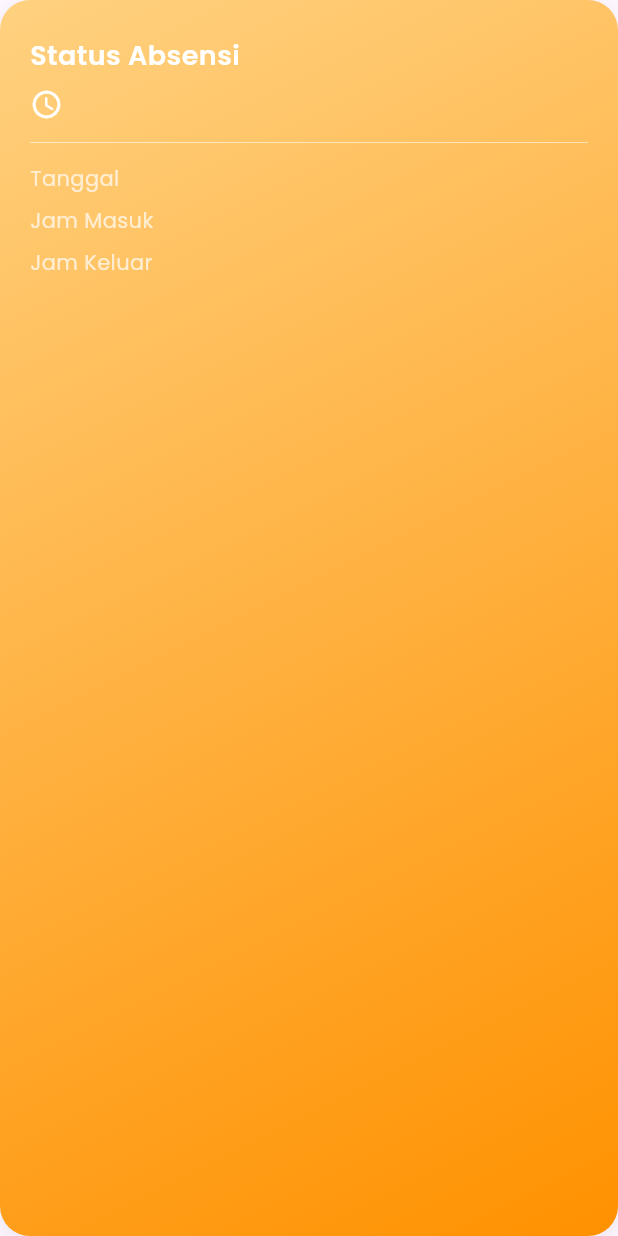
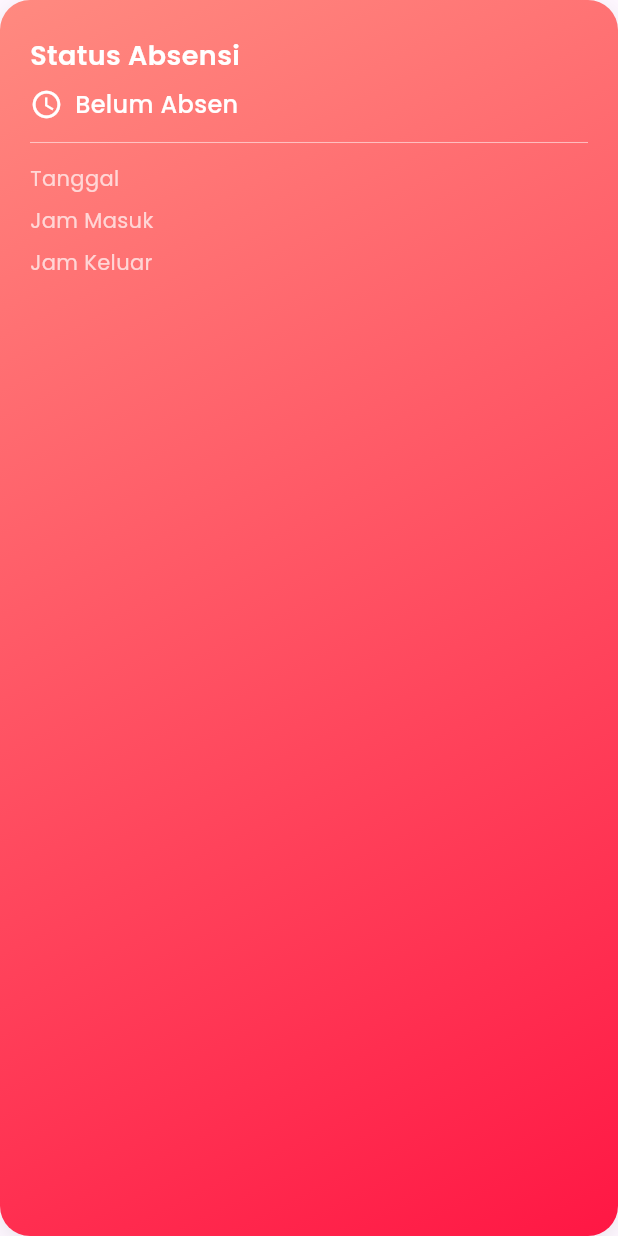
Before and after one commit to insoft-developers/qbsc_saas_flutter, a Flutter app: the AbsensiCard widget shown alone on an empty page, opened directly with empty values, on a phone screen of 412 x 824 dp. Run offline on Flutter 3.47's test engine with Material 3 defaults, Android fonts, the phone set to English and light mode, and no system bars; our stand-ins replace camera, dio, geolocator, get, google_fonts, shared_preferences; missing offline and left inert: google_mlkit_face_detection; accounts and stored records are empty; network calls fail.

Commit message:
absensi kotak

```diff
--- a/lib/app/data/api_endpoint.dart
+++ b/lib/app/data/api_endpoint.dart
@@ -4,6 +4,7 @@ class ApiEndpoint {
   static const String register = "/auth/register";
   static const String verifyFace = '/verify_face';
   static const String absenActive = '/absen_active';
+  static const String locationData = '/location_data';
 
   // User
   static const String profile = "/user/profile";
--- a/lib/app/views/absensi/absensi_card.dart
+++ b/lib/app/views/absensi/absensi_card.dart
@@ -15,22 +15,56 @@ class AbsensiCard extends StatelessWidget {
     required this.tanggal,
   });
 
+  LinearGradient getStatusGradient(String status) {
+    switch (status) {
+      case 'masuk':
+        return LinearGradient(
+          colors: [Colors.blueAccent.shade100, Colors.blueAccent.shade400],
+          begin: Alignment.topLeft,
+          end: Alignment.bottomRight,
+        );
+
+      case 'keluar':
+        return LinearGradient(
+          colors: [Colors.orangeAccent.shade100, Colors.orangeAccent.shade400],
+          begin: Alignment.topLeft,
+          end: Alignment.bottomRight,
+        );
+
+      case 'kosong':
+        return LinearGradient(
+          colors: [Colors.redAccent.shade100, Colors.redAccent.shade400],
+          begin: Alignment.topLeft,
+          end: Alignment.bottomRight,
+        );
+
+      default:
+        return LinearGradient(
+          colors: [Colors.grey.shade300, Colors.grey.shade500],
+          begin: Alignment.topLeft,
+          end: Alignment.bottomRight,
+        );
+    }
+  }
+
   @override
   Widget build(BuildContext context) {
     final screenWidth = MediaQuery.of(context).size.width;
-    final isMasuk = status.toLowerCase() == 'masuk';
+    String isMasuk = '';
+    if (status.toLowerCase() == 'masuk') {
+      isMasuk = 'masuk';
+    } else if (status.toLowerCase() == 'pulang') {
+      isMasuk = 'pulang';
+    } else {
+      isMasuk = 'kosong';
+    }
 
     return Container(
       width: screenWidth,
       padding: const EdgeInsets.symmetric(horizontal: 20, vertical: 24),
       decoration: BoxDecoration(
-        gradient: LinearGradient(
-          colors: isMasuk
-              ? [Colors.blueAccent.shade100, Colors.blueAccent.shade400]
-              : [Colors.orangeAccent.shade100, Colors.orangeAccent.shade400],
-          begin: Alignment.topLeft,
-          end: Alignment.bottomRight,
-        ),
+        gradient: getStatusGradient(isMasuk),
+
         borderRadius: BorderRadius.circular(20),
         boxShadow: [
           BoxShadow(
@@ -56,13 +90,13 @@ class AbsensiCard extends StatelessWidget {
           Row(
             children: [
               Icon(
-                isMasuk ? Icons.check_circle : Icons.access_time,
+                isMasuk == 'masuk' ? Icons.check_circle : Icons.access_time,
                 color: Colors.white,
                 size: 22,
               ),
               const SizedBox(width: 8),
               Text(
-                status,
+                isMasuk == 'kosong' ? 'Belum Absen' : isMasuk,
                 style: GoogleFonts.poppins(
                   color: Colors.white,
                   fontSize: 16,
--- a/lib/app/views/splash_view.dart
+++ b/lib/app/views/splash_view.dart
@@ -1,6 +1,7 @@
 import 'package:flutter/material.dart';
 import 'package:get/get.dart';
 import 'package:get/get_core/src/get_main.dart';
+import 'package:qbsc_saas/app/controllers/absen_controller.dart';
 import 'package:qbsc_saas/app/controllers/auth_controller.dart';
 
 class SplashView extends StatefulWidget {
@@ -12,6 +13,7 @@ class SplashView extends StatefulWidget {
 
 class _SplashViewState extends State<SplashView> {
   final AuthController auth = Get.find<AuthController>();
+  final AbsenController absenController = Get.find<AbsenController>();
 
   @override
   void initState() {
@@ -22,6 +24,7 @@ class _SplashViewState extends State<SplashView> {
   Future<void> _init() async {
     await Future.delayed(const Duration(seconds: 1));
     await auth.checkLoginStatus();
+    await absenController.getLocationData();
   }
 
   @override
--- a/lib/main.dart
+++ b/lib/main.dart
@@ -4,7 +4,7 @@ import 'package:qbsc_saas/app/controllers/absen_controller.dart';
 import 'package:qbsc_saas/app/controllers/auth_controller.dart';
 import 'package:qbsc_saas/app/data/api_provider.dart';
 import 'package:qbsc_saas/app/services/face_services.dart';
-import 'package:qbsc_saas/app/views/absensi/absensi.dart';
+import 'package:qbsc_saas/app/utils/app_prefs.dart';
 import 'package:qbsc_saas/app/views/absensi/absensi_list.dart';
 import 'package:qbsc_saas/app/views/home_view.dart';
 import 'package:qbsc_saas/app/views/login_view.dart';
@@ -13,6 +13,7 @@ import 'package:qbsc_saas/app/views/splash_view.dart';
 Future<void> main() async {
   WidgetsFlutterBinding.ensureInitialized();
   await Get.putAsync<ApiProvider>(() async => await ApiProvider().init());
+  await AppPrefs.init();
   Get.put(FaceService());
   Get.put(AuthController()); // Daftarkan controller
   Get.put(AbsenController());
```
Also changed, not shown: lib/app/controllers/absen_controller.dart (+53 -3 lines), lib/app/controllers/auth_controller.dart (+11 -12 lines), lib/app/utils/app_prefs.dart (added, +67 -0 lines), lib/app/views/absensi/absensi.dart (+88 -23 lines), lib/app/views/absensi/absensi_list.dart (+26 -12 lines), lib/app/views/home_view.dart (+33 -32 lines).
